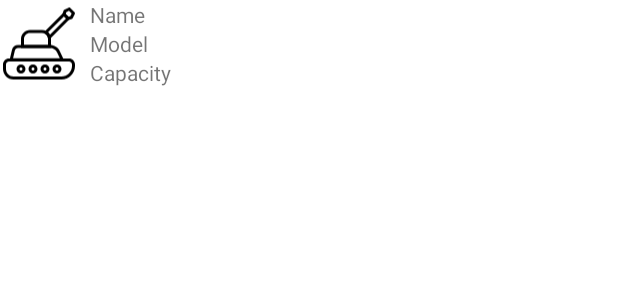
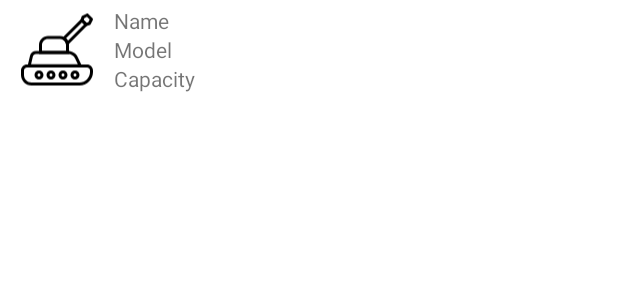
Before and after one commit to sandboxxapp/android-live-programming-challenge, an Android app: the layout row_item.xml on its own in the app's theme, with its tools: preview values and no code run, on a phone screen of 412 x 824 dp. Shown: the top 300 px of the screen. Run offline under Robolectric (Android 15) with nearby library versions, the phone set to English and light mode, and no system bars.

Commit message:
running state

```diff
--- a/app/src/main/res/layout/row_item.xml
+++ b/app/src/main/res/layout/row_item.xml
@@ -4,7 +4,9 @@
     xmlns:tools="http://schemas.android.com/tools"
     android:layout_width="match_parent"
     android:layout_height="wrap_content"
-    android:orientation="horizontal">
+    android:orientation="horizontal"
+    android:paddingVertical="4dp"
+    android:paddingHorizontal="12dp">
 
     <ImageView
         android:layout_width="wrap_content"
@@ -12,7 +14,7 @@
         android:src="@drawable/ic_item_vehicle"/>
 
     <Space
-        android:layout_width="8dp"
+        android:layout_width="12dp"
         android:layout_height="wrap_content" />
 
     <LinearLayout
```
Also changed, not shown: app/src/main/java/com/sandboxx/swapi/transportation/TransportationListActivity.kt (+12 -4 lines), app/src/main/res/layout/activity_main.xml (+6 -3 lines).
